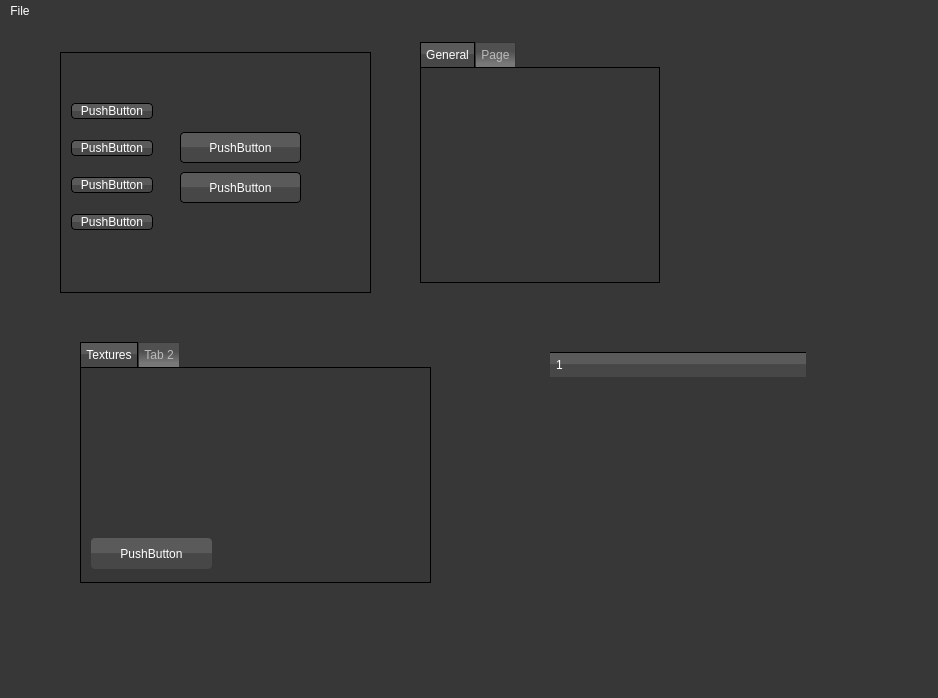
This is QtProject/editor/mainwindow.ui in madvil/Editor as Qt 5 draws it before an edit. The edited form follows.
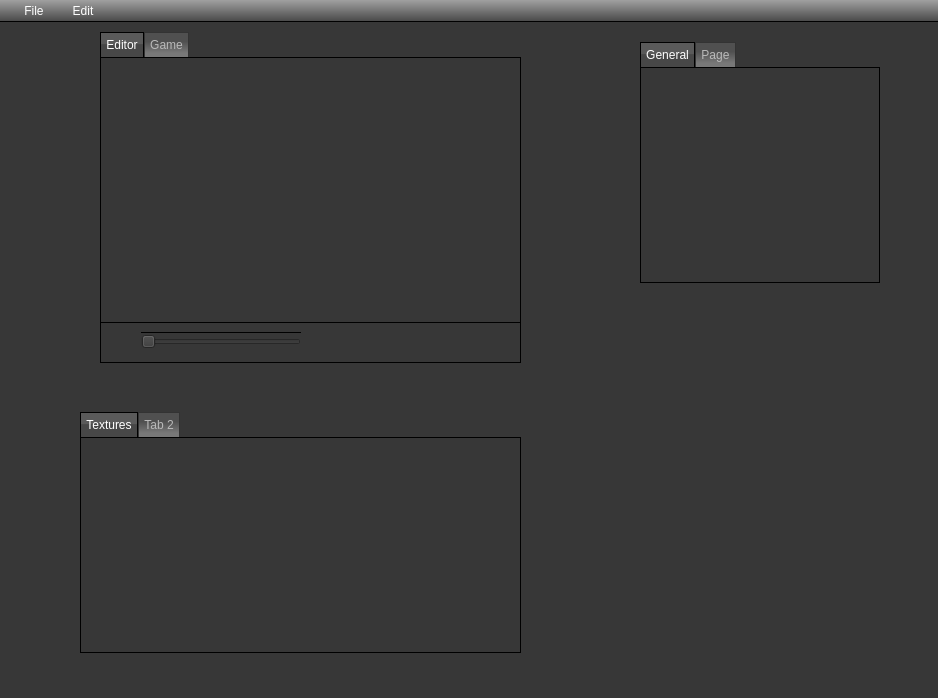
This is the edited form. Icons and pictures are not drawn.

What changed in the file:
```diff
--- a/QtProject/editor/mainwindow.ui
+++ b/QtProject/editor/mainwindow.ui
@@ -17,12 +17,18 @@
    <string notr="true">QWidget {
 background-color: rgb(55, 55, 55);
 color: rgb(255, 255, 255);
- border: 0px solid #000000;
+ border: 0px;
+}
+
+QMenuBar {
+border-bottom: 1px solid #000000;
+background: qlineargradient(spread:pad, x1:0, y1:0, x2:0, y2:1, stop:0 rgba(160, 160, 160, 255), stop:1 rgba(71, 71, 71, 255));
 }
 
 QMenuBar::item {
-     spacing: 3px; 
+     spacing: 4px; 
      padding: 4px;
+ 	padding-left: 18px;
      background: transparent;
      border-radius: 4px;
  }
@@ -35,12 +41,70 @@
      background-color:  rgb(75, 75, 75);
  }
 
+/* QSplitter */
+
+ QSplitter::handle:horizontal {
+     width: 3px;
+ }
+
+ QSplitter::handle:vertical {
+     height: 3px;
+ }
+
+ QSplitter::handle:pressed {
+	background: rgb(204, 204, 204);
+ }
+
+/* QScrollBar */
+
+QScrollBar:vertical {
+      border: 1px solid rgb(95, 95, 95);
+border-radius: 4px;
+      background: rgb(65, 65, 65);
+      min-width: 15px;
+      margin: 22px 0 22px 0;
+  }
+  QScrollBar::handle:vertical {
+      background: rgb(50, 50, 50);
+	  border: 1px solid rgb(85, 85, 85);
+      border-radius: 4px;
+      min-height: 20px;
+  }
+  QScrollBar::add-line:vertical {
+      border: 1px solid rgb(85, 85, 85);
+      background: rgb(50, 50, 50);
+	  border-radius: 4px;
+      height: 20px;
+      subcontrol-position: bottom;
+      subcontrol-origin: margin;
+  }
+
+  QScrollBar::sub-line:vertical {
+      border: 1px solid rgb(85, 85, 85);
+      background: rgb(50, 50, 50);
+border-radius: 4px;
+      height: 20px;
+      subcontrol-position: top;
+      subcontrol-origin: margin;
+  }
+  QScrollBar::up-arrow:vertical, QScrollBar::down-arrow:vertical {
+      border: none;
+      width: 2px;
+      height: 4px;
+      background: white;
+  }
+
+  QScrollBar::add-page:vertical, QScrollBar::sub-page:vertical {
+      background:  rgb(65, 65, 65);
+  }
+
 /* PushButton */
 
 QPushButton {
+border: 1px solid #000000;
      border-radius: 4px;
     background-color: qlineargradient(spread:pad, x1:0, y1:0, x2:0, y2:1, stop:0 rgba(90, 90, 90, 255), stop:0.494318 rgba(90, 90, 90, 255), stop:0.5 rgba(71, 71, 71, 255), stop:1 rgba(71, 71, 71, 255));
-     min-width: 80px;
+     min-width: 20px;
  }
 
  QPushButton:pressed {    
@@ -128,7 +192,6 @@
 QTabWidget::pane { 
      position: absolute;
      border: 1px solid #000000;
-
  }
 
 QTabWidget::tab-bar {
@@ -160,7 +223,7 @@
    <widget class="QTabWidget" name="tabWidget">
     <property name="geometry">
      <rect>
-      <x>420</x>
+      <x>640</x>
       <y>20</y>
       <width>240</width>
       <height>241</height>
@@ -173,9 +236,10 @@
      </size>
     </property>
     <property name="styleSheet">
-     <string notr="true">QTabWidget::pane { 
-     border: 1px solid #000000;
- }</string>
+     <string notr="true">QWidget { 
+     border: 0px;
+ }
+</string>
     </property>
     <property name="tabPosition">
      <enum>QTabWidget::North</enum>
@@ -235,127 +299,12 @@
      </attribute>
     </widget>
    </widget>
-   <widget class="QWidget" name="editorViewWidget" native="true">
-    <property name="geometry">
-     <rect>
-      <x>60</x>
-      <y>30</y>
-      <width>311</width>
-      <height>241</height>
-     </rect>
-    </property>
-    <property name="minimumSize">
-     <size>
-      <width>0</width>
-      <height>100</height>
-     </size>
-    </property>
-    <property name="styleSheet">
-     <string notr="true"> border: 1px solid #000000;</string>
-    </property>
-    <widget class="QPushButton" name="pushButton">
-     <property name="geometry">
-      <rect>
-       <x>11</x>
-       <y>88</y>
-       <width>82</width>
-       <height>16</height>
-      </rect>
-     </property>
-     <property name="styleSheet">
-      <string notr="true"/>
-     </property>
-     <property name="text">
-      <string>PushButton</string>
-     </property>
-    </widget>
-    <widget class="QPushButton" name="pushButton_2">
-     <property name="geometry">
-      <rect>
-       <x>11</x>
-       <y>51</y>
-       <width>82</width>
-       <height>16</height>
-      </rect>
-     </property>
-     <property name="styleSheet">
-      <string notr="true"/>
-     </property>
-     <property name="text">
-      <string>PushButton</string>
-     </property>
-    </widget>
-    <widget class="QPushButton" name="pushButton_3">
-     <property name="geometry">
-      <rect>
-       <x>11</x>
-       <y>125</y>
-       <width>82</width>
-       <height>16</height>
-      </rect>
-     </property>
-     <property name="styleSheet">
-      <string notr="true"/>
-     </property>
-     <property name="text">
-      <string>PushButton</string>
-     </property>
-    </widget>
-    <widget class="QPushButton" name="pushButton_4">
-     <property name="geometry">
-      <rect>
-       <x>11</x>
-       <y>162</y>
-       <width>82</width>
-       <height>16</height>
-      </rect>
-     </property>
-     <property name="styleSheet">
-      <string notr="true"/>
-     </property>
-     <property name="text">
-      <string>PushButton</string>
-     </property>
-    </widget>
-    <widget class="QPushButton" name="pushButton_6">
-     <property name="geometry">
-      <rect>
-       <x>120</x>
-       <y>80</y>
-       <width>121</width>
-       <height>31</height>
-      </rect>
-     </property>
-     <property name="styleSheet">
-      <string notr="true"/>
-     </property>
-     <property name="text">
-      <string>PushButton</string>
-     </property>
-    </widget>
-    <widget class="QPushButton" name="pushButton_7">
-     <property name="geometry">
-      <rect>
-       <x>120</x>
-       <y>120</y>
-       <width>121</width>
-       <height>31</height>
-      </rect>
-     </property>
-     <property name="styleSheet">
-      <string notr="true"/>
-     </property>
-     <property name="text">
-      <string>PushButton</string>
-     </property>
-    </widget>
-   </widget>
    <widget class="QWidget" name="bottomPanelWidget" native="true">
     <property name="geometry">
      <rect>
       <x>80</x>
-      <y>320</y>
-      <width>351</width>
+      <y>390</y>
+      <width>441</width>
       <height>241</height>
      </rect>
     </property>
@@ -372,9 +321,7 @@
      <item>
       <widget class="QTabWidget" name="tabWidget_2">
        <property name="styleSheet">
-        <string notr="true">QTabWidget::pane { 
-     border: 1px solid #000000;
- }</string>
+        <string notr="true"/>
        </property>
        <property name="currentIndex">
         <number>0</number>
@@ -383,22 +330,48 @@
         <attribute name="title">
          <string>Textures</string>
         </attribute>
-        <widget class="QPushButton" name="pushButton_5">
-         <property name="geometry">
-          <rect>
-           <x>10</x>
-           <y>170</y>
-           <width>121</width>
-           <height>31</height>
-          </rect>
+        <layout class="QHBoxLayout" name="horizontalLayout_4">
+         <property name="spacing">
+          <number>0</number>
          </property>
-         <property name="styleSheet">
-          <string notr="true"/>
+         <property name="margin">
+          <number>0</number>
          </property>
-         <property name="text">
-          <string>PushButton</string>
-         </property>
-        </widget>
+         <item>
+          <widget class="QListWidget" name="textureListWidget">
+           <property name="styleSheet">
+            <string notr="true"/>
+           </property>
+           <property name="horizontalScrollBarPolicy">
+            <enum>Qt::ScrollBarAlwaysOff</enum>
+           </property>
+           <property name="movement">
+            <enum>QListView::Static</enum>
+           </property>
+           <property name="flow">
+            <enum>QListView::LeftToRight</enum>
+           </property>
+           <property name="resizeMode">
+            <enum>QListView::Adjust</enum>
+           </property>
+           <property name="layoutMode">
+            <enum>QListView::SinglePass</enum>
+           </property>
+           <property name="spacing">
+            <number>4</number>
+           </property>
+           <property name="viewMode">
+            <enum>QListView::IconMode</enum>
+           </property>
+           <property name="modelColumn">
+            <number>0</number>
+           </property>
+           <property name="uniformItemSizes">
+            <bool>false</bool>
+           </property>
+          </widget>
+         </item>
+        </layout>
        </widget>
        <widget class="QWidget" name="tab_4">
         <attribute name="title">
@@ -409,23 +382,118 @@
      </item>
     </layout>
    </widget>
-   <widget class="QTreeWidget" name="treeWidget">
+   <widget class="QTabWidget" name="editorTabWidget">
     <property name="geometry">
      <rect>
-      <x>550</x>
-      <y>330</y>
-      <width>256</width>
-      <height>192</height>
+      <x>100</x>
+      <y>10</y>
+      <width>421</width>
+      <height>331</height>
      </rect>
     </property>
-    <property name="styleSheet">
-     <string notr="true"/>
+    <property name="currentIndex">
+     <number>0</number>
     </property>
-    <column>
-     <property name="text">
-      <string notr="true">1</string>
-     </property>
-    </column>
+    <widget class="QWidget" name="tab_5">
+     <attribute name="title">
+      <string>Editor</string>
+     </attribute>
+     <layout class="QHBoxLayout" name="horizontalLayout_2">
+      <property name="spacing">
+       <number>0</number>
+      </property>
+      <property name="margin">
+       <number>0</number>
+      </property>
+      <item>
+       <widget class="QWidget" name="editorViewWidget" native="true">
+        <property name="minimumSize">
+         <size>
+          <width>0</width>
+          <height>100</height>
+         </size>
+        </property>
+        <property name="styleSheet">
+         <string notr="true"/>
+        </property>
+        <layout class="QVBoxLayout" name="verticalLayout" stretch="0,0">
+         <property name="spacing">
+          <number>0</number>
+         </property>
+         <property name="margin">
+          <number>0</number>
+         </property>
+         <item>
+          <widget class="QWidget" name="editorViewWidget_3" native="true">
+           <property name="minimumSize">
+            <size>
+             <width>0</width>
+             <height>0</height>
+            </size>
+           </property>
+           <property name="styleSheet">
+            <string notr="true">border: 0px; </string>
+           </property>
+           <layout class="QVBoxLayout" name="verticalLayout_3">
+            <property name="spacing">
+             <number>0</number>
+            </property>
+            <property name="margin">
+             <number>0</number>
+            </property>
+            <item>
+             <layout class="QVBoxLayout" name="glViewVerticalLayout">
+              <property name="spacing">
+               <number>0</number>
+              </property>
+             </layout>
+            </item>
+           </layout>
+          </widget>
+         </item>
+         <item>
+          <widget class="QWidget" name="widget" native="true">
+           <property name="minimumSize">
+            <size>
+             <width>0</width>
+             <height>40</height>
+            </size>
+           </property>
+           <property name="maximumSize">
+            <size>
+             <width>16777215</width>
+             <height>40</height>
+            </size>
+           </property>
+           <property name="styleSheet">
+            <string notr="true">border: 0px;
+border-top: 1px solid #000000;</string>
+           </property>
+           <widget class="QSlider" name="horizontalSlider">
+            <property name="geometry">
+             <rect>
+              <x>40</x>
+              <y>10</y>
+              <width>160</width>
+              <height>19</height>
+             </rect>
+            </property>
+            <property name="orientation">
+             <enum>Qt::Horizontal</enum>
+            </property>
+           </widget>
+          </widget>
+         </item>
+        </layout>
+       </widget>
+      </item>
+     </layout>
+    </widget>
+    <widget class="QWidget" name="tab_6">
+     <attribute name="title">
+      <string>Game</string>
+     </attribute>
+    </widget>
    </widget>
   </widget>
   <widget class="QMenuBar" name="menuBar">
@@ -434,7 +502,7 @@
      <x>0</x>
      <y>0</y>
      <width>938</width>
-     <height>26</height>
+     <height>24</height>
     </rect>
    </property>
    <widget class="QMenu" name="menuFile">
@@ -446,8 +514,16 @@
     <addaction name="actionSave"/>
     <addaction name="actionSave_as_new"/>
     <addaction name="actionLoad"/>
+    <addaction name="separator"/>
+    <addaction name="actionExit_2"/>
+   </widget>
+   <widget class="QMenu" name="menuEdit">
+    <property name="title">
+     <string>Edit</string>
+    </property>
    </widget>
    <addaction name="menuFile"/>
+   <addaction name="menuEdit"/>
   </widget>
   <action name="actionNew">
    <property name="text">
```
Left out of the diff: 5 changed lines with no effect on the pictures.
